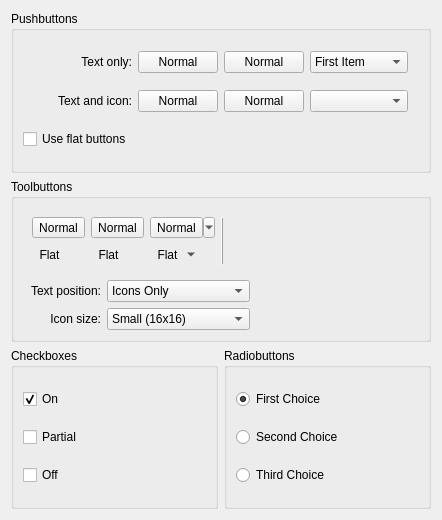
mgottschlag/kwin-tiling, file kstyles/oxygen/demo/ui/oxygenbuttondemowidget.ui: the form before one commit.
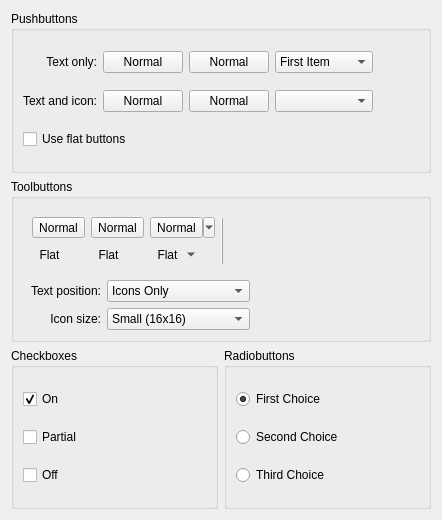
The form after the commit. Custom widgets are drawn as their Qt base class.

The edit to the form file:
```diff
--- a/kstyles/oxygen/demo/ui/oxygenbuttondemowidget.ui
+++ b/kstyles/oxygen/demo/ui/oxygenbuttondemowidget.ui
@@ -169,7 +169,7 @@
         </property>
        </widget>
       </item>
-      <item row="2" column="0">
+      <item row="2" column="0" colspan="2">
        <widget class="QCheckBox" name="flatButtonCheckBox">
         <property name="text">
          <string>Use flat buttons</string>
```
